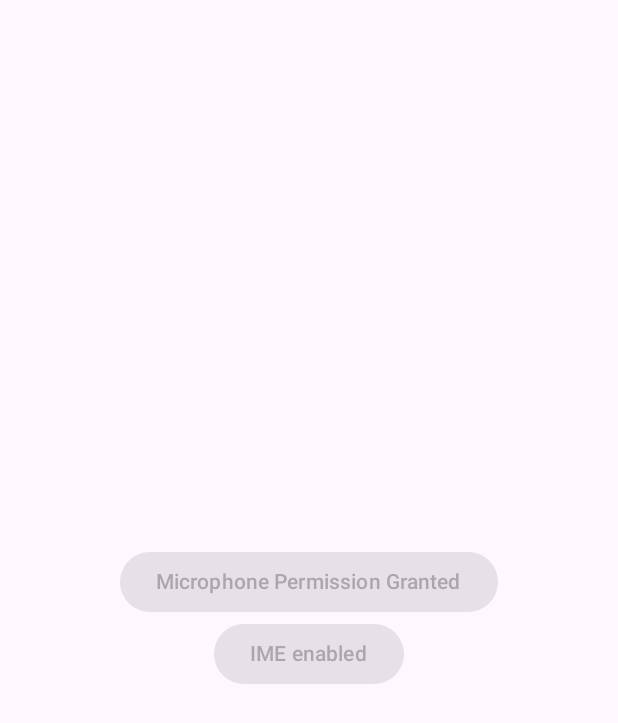
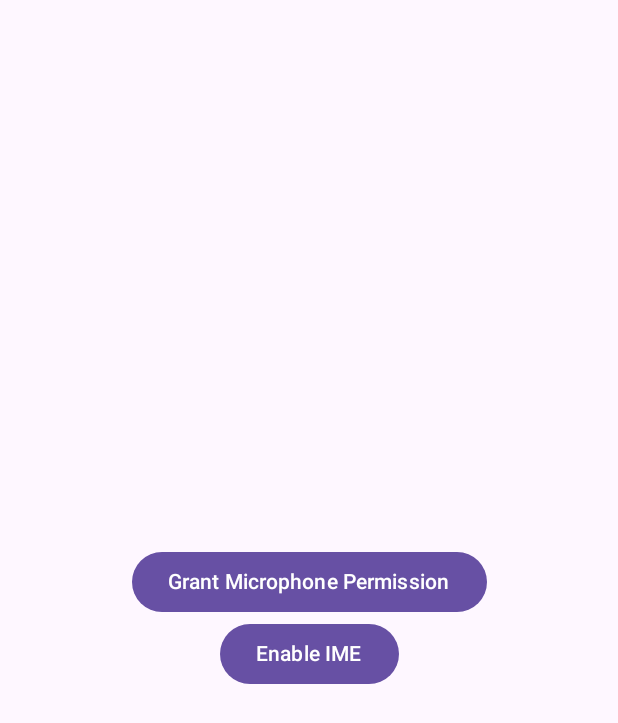
Before and after one commit to ElishaAz/Sayboard, an Android app built with Jetpack Compose: the composable GrantPermissionUi shown on its own in the app's theme, on a phone screen of 412 x 824 dp. Shown: the top 723 px of the screen. Run offline under Robolectric (Android 15) with nearby library versions, the phone set to English and light mode, and no system bars.

Commit message:
Small fixes (notification permissions & other bugs)

```diff
--- a/app/src/main/java/com/elishaazaria/sayboard/SettingsActivity.kt
+++ b/app/src/main/java/com/elishaazaria/sayboard/SettingsActivity.kt
@@ -145,6 +145,7 @@ class SettingsActivity : ComponentActivity() {
     companion object {
         /* Used to handle permission request */
         private const val PERMISSIONS_REQUEST_RECORD_AUDIO = 1
+        public const val PERMISSION_REQUEST_POST_NOTIFICATIONS = 1
     }
 
     @Preview
--- a/app/src/main/java/com/elishaazaria/sayboard/ui/GrantPermissionsUi.kt
+++ b/app/src/main/java/com/elishaazaria/sayboard/ui/GrantPermissionsUi.kt
@@ -22,19 +22,19 @@ public fun GrantPermissionUi(
         horizontalAlignment = Alignment.CenterHorizontally,
         modifier = Modifier.fillMaxSize(),
     ) {
-        Button(onClick = requestMic, enabled = mic.value) {
+        Button(onClick = requestMic, enabled = !mic.value) {
             if (mic.value) {
+                Text(text = "Microphone Permission Granted")
+            } else {
                 Text(text = "Grant Microphone Permission")
-            } else {
-                Text(text = "Microphone Permission Granted")
             }
 
         }
-        Button(onClick = requestIme, enabled = ime.value) {
+        Button(onClick = requestIme, enabled = !ime.value) {
             if (ime.value) {
+                Text(text = "IME enabled")
+            } else {
                 Text(text = "Enable IME")
-            } else {
-                Text(text = "IME enabled")
             }
         }
     }
```
Also changed, not shown: app/src/main/java/com/elishaazaria/sayboard/ui/ModelsSettingsUi.kt (+26 -0 lines), 1 other file.
